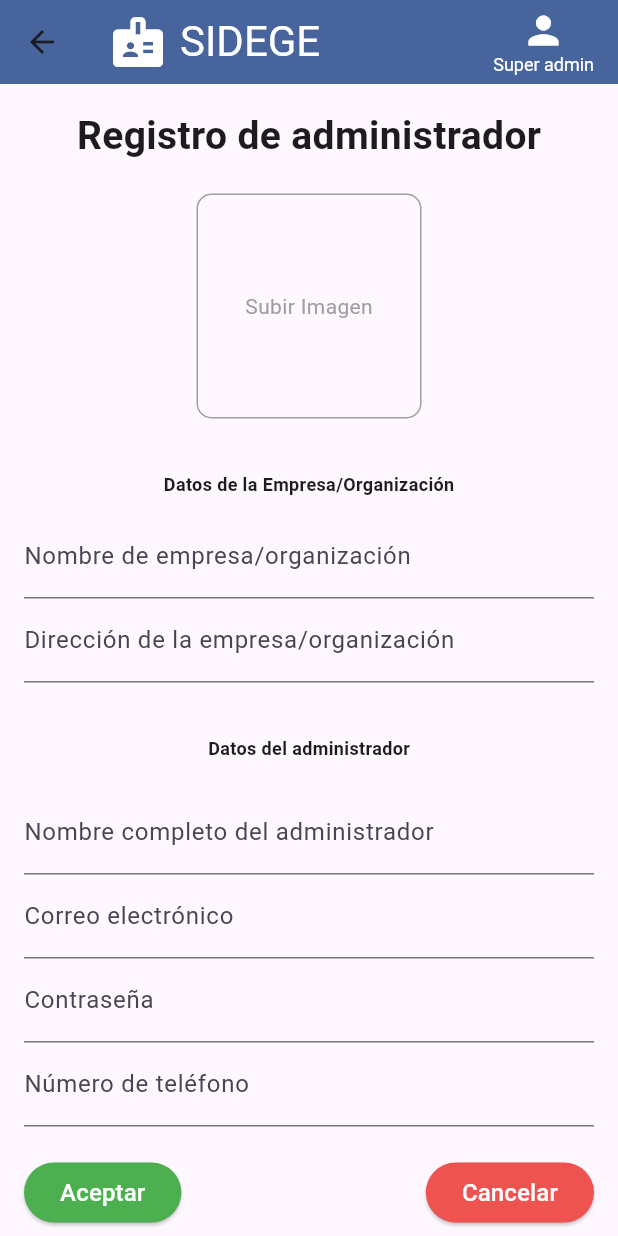
After one commit to FREECS33/sigede_front_end, a Flutter app: the AdminRegistrationScreen screen opened by its route, on a phone screen of 412 x 824 dp. The commit adds this screen. Run offline on Flutter 3.47's test engine with Material 3 defaults, Android fonts, the phone set to English and light mode, and no system bars; our stand-ins replace image_picker.

Commit message:
[ADD] AdminManagement:formAdmin

```diff
--- a/lib/main.dart
+++ b/lib/main.dart
@@ -2,6 +2,7 @@ import 'package:flutter/material.dart';
 import 'package:sigede_flutter/screens/AdministratorManagementScreen.dart';
 import 'package:sigede_flutter/screens/LoginScreen.dart';
 import 'package:sigede_flutter/screens/RecoverPasswordScreen.dart';
+import 'package:sigede_flutter/screens/admin/admin_registration_screen.dart';
 
 void main() {
   runApp(const MainApp());
@@ -19,8 +20,7 @@ class MainApp extends StatelessWidget {
         '/':(context)=> const Loginscreen(),
         '/landing':(context)=> const Administratormanagementscreen(),
         '/recoverPassword':(context)=> const Recoverpasswordscreen(),
-
-
+        '/admin-registration':(context)=> const AdminRegistrationScreen(),
       },
     );
   }
--- a/lib/screens/LoginScreen.dart
+++ b/lib/screens/LoginScreen.dart
@@ -32,7 +32,15 @@ class Loginscreen extends StatelessWidget {
                 },
                 child: const Text('Ver landing'),
               ),
-
+              const SizedBox(
+                height: 32,
+              ),
+              TextButton(
+                onPressed: () {
+                  Navigator.pushNamed(context, '/admin-registration');
+                },
+                child: const Text('Ver Formulario admin'),
+              ),
               //------------------------------------------------------------------------------------------------------------------
             ],
           ),
--- /dev/null
+++ b/lib/screens/admin/admin_registration_screen.dart
@@ -0,0 +1,213 @@
+import 'dart:io';
+
+import 'package:flutter/material.dart';
+import 'package:image_picker/image_picker.dart';
+
+class AdminRegistrationScreen extends StatefulWidget {
+  const AdminRegistrationScreen({super.key});
+
+  @override
+  State<AdminRegistrationScreen> createState() => _AdminRegistrationScreenState();
+}
+
+class _AdminRegistrationScreenState extends State<AdminRegistrationScreen> {
+  final GlobalKey<FormState> _formKey = GlobalKey<FormState>();
+  File? _image; // Aquí se almacena la imagen seleccionada
+
+  // Función para seleccionar una imagen
+  Future<void> _pickImage() async {
+    final ImagePicker _picker = ImagePicker();
+    final XFile? image = await _picker.pickImage(source: ImageSource.gallery);
+
+    if (image != null) {
+      setState(() {
+        _image = File(image.path);
+      });
+    }
+  }
+  @override
+  Widget build(BuildContext context) {
+    return Scaffold(
+      appBar: AppBar(
+        title: const Row(
+          mainAxisAlignment: MainAxisAlignment.spaceBetween,
+          children: [
+            Row(
+              children: [
+                Icon(
+                  Icons.badge,
+                  size: 40,
+                  color: Colors.white,
+                ),
+                SizedBox(width: 8),
+                Text(
+                  "SIDEGE",
+                  style: TextStyle(fontSize: 28, color: Colors.white),
+                ),
+              ],
+            ),
+            Spacer(),
+            Column(
+              crossAxisAlignment: CrossAxisAlignment.center,
+              children: [
+                Icon(
+                  Icons.person,
+                  size: 30,
+                  color: Colors.white,
+                ),
+                Text(
+                  "Super admin",
+                  style: TextStyle(fontSize: 12, color: Colors.white),
+                ),
+              ],
+            ),
+          ],
+        ),
+        backgroundColor: const Color(0xFF47649D),
+      ),
+      body: SingleChildScrollView(
+        child: Center(
+          child: Padding(
+            padding: const EdgeInsets.all(16.0),
+            child: Form(
+              key: _formKey,
+              child: Column(
+                children: [
+                  const Text(
+                    'Registro de administrador',
+                    style:
+                      TextStyle(fontSize: 26.0, fontWeight: FontWeight.w700),
+                  ),
+                  const SizedBox(
+                    height: 20.0,
+                  ),
+                  //input para imagen
+                  GestureDetector(
+                  onTap: _pickImage, // Acción al tocar el placeholder
+                  child: _image == null
+                  ? Container(
+                      height: 150,
+                      width: 150,
+                      decoration: BoxDecoration(
+                        border: Border.all(color: Colors.grey),
+                        borderRadius: BorderRadius.circular(10),
+                      ),
+                      child: const Center(
+                        child: Text(
+                          'Subir Imagen',
+                          style: TextStyle(color: Colors.grey),
+                        ),
+                      ),
+                    )
+                  : Image.file(
+                      _image!,
+                      height: 150,
+                      width: 150,
+                      fit: BoxFit.cover,
+                    ),
+                  ),
+                  const SizedBox(
+                    height: 35.0,
+                  ),
+                  const Text(
+                    'Datos de la Empresa/Organización',
+                    style:
+                      TextStyle(fontSize: 12.0, fontWeight: FontWeight.w700),
+                  ),
+                  const SizedBox(
+                    height: 12.0,
+                  ),
+                  TextFormField(
+                    decoration: const InputDecoration(
+                      label: Text('Nombre de empresa/organización'),
+                    ),
+                    keyboardType: TextInputType.text,
+                  ),
+                  TextFormField(
+                    decoration: const InputDecoration(
+                      label: Text('Dirección de la empresa/organización')
+                    ),
+                  ),
+                  const SizedBox(
+                    height: 35.0,
+                  ),
+                  const Text(
+                    'Datos del administrador',
+                    style:
+                      TextStyle(fontSize: 12.0, fontWeight: FontWeight.w700),
+                  ),
+                  const SizedBox(
+                    height: 20.0,
+                  ),
+                  TextFormField(
+                    decoration: const InputDecoration(
+                      label: Text('Nombre completo del administrador'),
+                    ),
+                    keyboardType: TextInputType.text,
+                  ),
+                  TextFormField(
+                    decoration: const InputDecoration(
+                      label: Text('Correo electrónico')),
+                    keyboardType: TextInputType.emailAddress
+                  ),
+                  TextFormField(
+                    obscureText: true,
+                    decoration: const InputDecoration(
+                      label: Text('Contraseña'),
+                    ),
+                  ),
+                  TextFormField(
+                    decoration: const InputDecoration(
+                      label: Text('Número de teléfono')),
+                    keyboardType: TextInputType.number
+                  ),
+                  const SizedBox(
+                    height: 20.0,
+                  ),
+                  Row(
+                    mainAxisAlignment: MainAxisAlignment.spaceBetween,
+                    children: <Widget>[
+                      ElevatedButton(
+                        onPressed: () {
+                            // Valida y guarda el formulario cuando se presiona "Aceptar"
+                          if (_formKey.currentState!.validate()) {
+                              // Procesar los datos
+                            print('Formulario válido');
+                          }
+                        },
+                        style: ElevatedButton.styleFrom(
+                          backgroundColor:
+                            Colors.green, // Botón de cancelar en rojo                        ),
+                        ),
+                        child: const Text(
+                          'Aceptar',
+                          style: TextStyle(fontSize: 16,fontWeight: FontWeight.w500, color: Colors.white)
+                        ),
+                      ),
+                      ElevatedButton(
+                        onPressed: () {
+                          // Aquí puedes definir lo que ocurre al presionar "Cancelar"
+                          // En este caso, simplemente limpiamos el formulario
+                          _formKey.currentState!.reset();
+                          print('Formulario reseteado');
+                        },
+                        style: ElevatedButton.styleFrom(
+                          backgroundColor:
+                            Colors.red.shade400, // Botón de cancelar en rojo                        ),
+                        ),
+                        child: const Text(
+                          'Cancelar',
+                          style: TextStyle(fontSize: 16,fontWeight: FontWeight.w500, color: Colors.white),
+                        ),
+                      )
+                    ],
+                  ),
+                ],
+              )
+            ),
+          ),
+        ),
+      ),
+    );
+  }
+}
--- a/pubspec.yaml
+++ b/pubspec.yaml
@@ -9,6 +9,7 @@ environment:
 dependencies:
   flutter:
     sdk: flutter
+  image_picker: ^1.1.2
 
 dev_dependencies:
   flutter_test:
```
Also changed, not shown: pubspec.lock, 5 other files.
